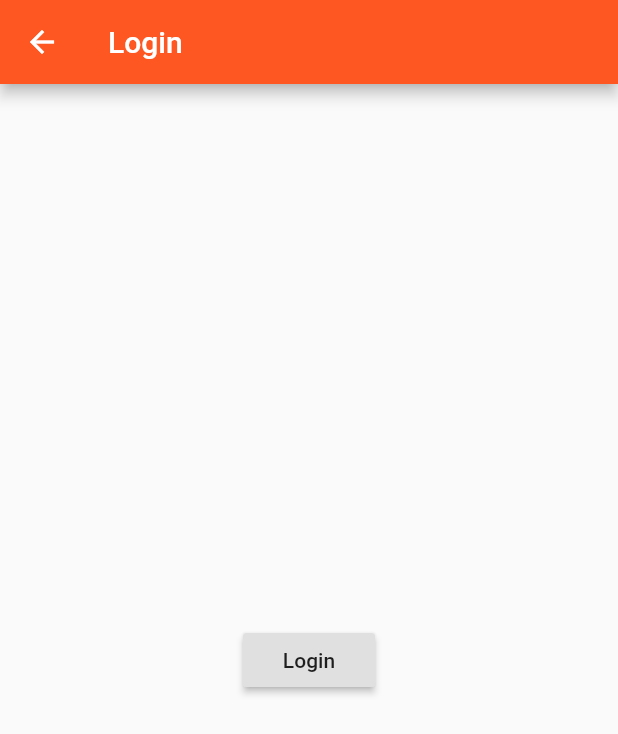
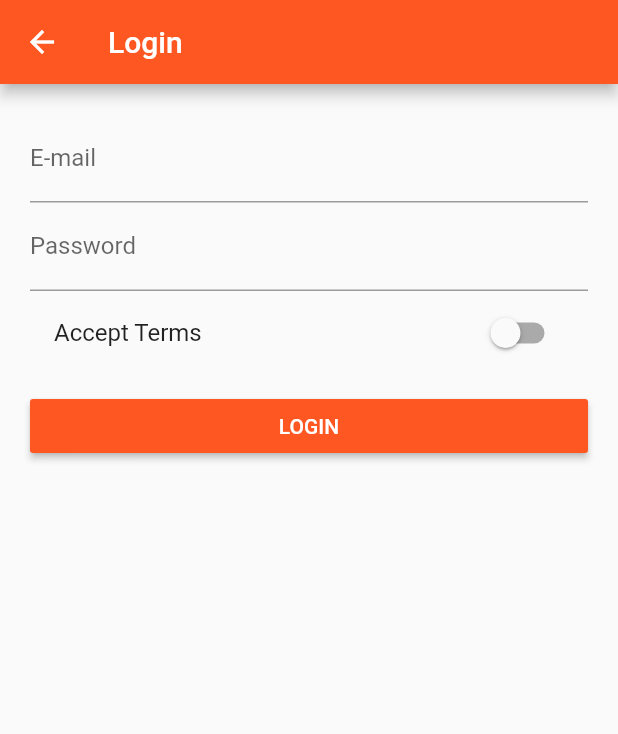
Before and after one commit to amitraj1996/Easy-List, a Flutter app: the AuthPage screen opened directly, on a phone screen of 412 x 824 dp. Shown: the top 734 px of the screen. Run offline on Flutter 3.47's test engine with Material 2 defaults, Android fonts, the phone set to English and light mode, and no system bars.

Commit message:
login form

```diff
--- a/lib/main.dart
+++ b/lib/main.dart
@@ -37,7 +37,8 @@ class _MyAppState extends State<MyApp> {
           accentColor: Colors.deepPurple),
       // home: AuthPage(),
       routes: {
-        '/': (BuildContext context) =>
+        '/': (BuildContext context) => AuthPage(),
+        '/products': (BuildContext context) =>
             ProductsPage(_products),
         '/admin': (BuildContext context) => ProductsAdminPage( _addProduct, _deleteProduct),
       },
--- a/lib/pages/auth.dart
+++ b/lib/pages/auth.dart
@@ -1,21 +1,65 @@
 import 'package:flutter/material.dart';
 
-class AuthPage extends StatelessWidget {
+class AuthPage extends StatefulWidget {
+  @override
+  State<StatefulWidget> createState() {
+    return _AuthPageState();
+  }
+}
+
+class _AuthPageState extends State<AuthPage> {
+  String _emailValue;
+  String _passwordValue;
+  bool _acceptTerms = false;
+
   @override
   Widget build(BuildContext context) {
     // TODO: implement build
     return Scaffold(
-      appBar: AppBar(
-        title: Text('Login'),
-      ),
-      body: Center(
-        child: RaisedButton(
-          child: Text('Login'),
-          onPressed: () {
-            Navigator.pushReplacementNamed(context, '/');
-          },
+        appBar: AppBar(
+          title: Text('Login'),
         ),
-      ),
-    );
+        body: Container(
+            margin: EdgeInsets.all(20.0),
+            child: ListView(
+              children: <Widget>[
+                TextField(
+                  decoration: InputDecoration(labelText: 'E-mail'),
+                  keyboardType: TextInputType.emailAddress,
+                  onChanged: (String value) {
+                    setState(() {
+                      _emailValue = value;
+                    });
+                  },
+                ),
+                TextField(
+                  decoration: InputDecoration(labelText: 'Password'),
+                  obscureText: true,
+                  onChanged: (String value) {
+                    setState(() {
+                      _passwordValue = value;
+                    });
+                  },
+                ),
+                SwitchListTile(
+                  value: _acceptTerms,
+                  onChanged: (bool value) {
+                    setState(() {
+                      _acceptTerms = value;
+                    });
+                  },
+                  title: Text('Accept Terms'),
+                ),
+                SizedBox(height: 10.0),
+                RaisedButton(
+                  child: Text('LOGIN'),
+                  color: Theme.of(context).primaryColor,
+                  textColor: Colors.white,
+                  onPressed: () {
+                    Navigator.pushReplacementNamed(context, '/');
+                  },
+                )
+              ],
+            )));
   }
 }
```
Also changed, not shown: lib/pages/product_create.dart (+21 -14 lines).
